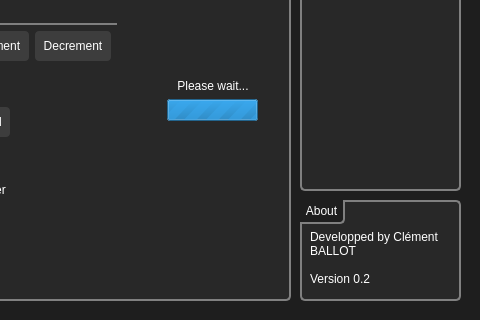
The window that QtNFCReaderGUI/QtNFCReaderGUI/QtNFCReaderGUI.ui (clementballot38/QtNFCReaderGUI) describes before a commit, drawn with Qt 5; both pictures show x 420 to 900 and y 190 to 510 of the 900 by 510 pixel window.
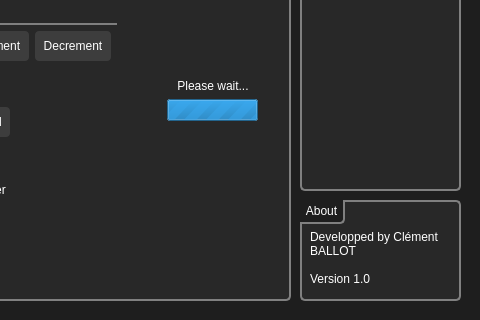
The same window after the commit.

```diff
--- a/QtNFCReaderGUI/QtNFCReaderGUI/QtNFCReaderGUI.ui
+++ b/QtNFCReaderGUI/QtNFCReaderGUI/QtNFCReaderGUI.ui
@@ -1095,7 +1095,7 @@
      <property name="text">
       <string>Developped by Clément BALLOT
 
-Version 0.2</string>
+Version 1.0</string>
      </property>
      <property name="scaledContents">
       <bool>false</bool>
```
Left out of the diff: 2 changed lines with no effect on the pictures.
